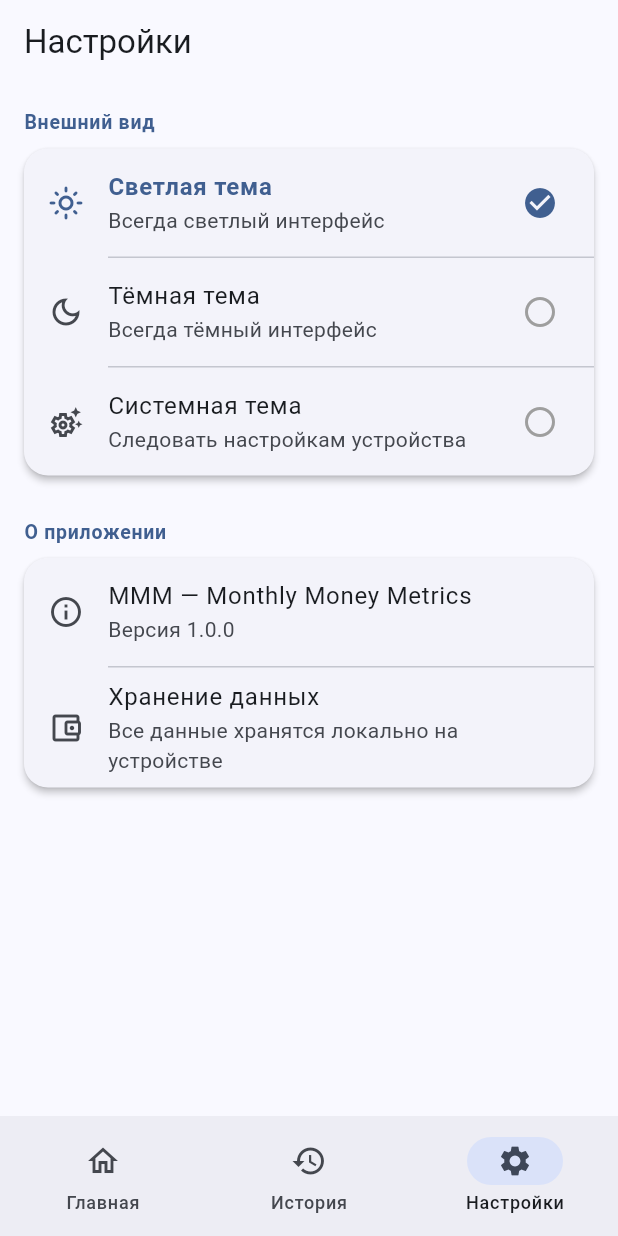
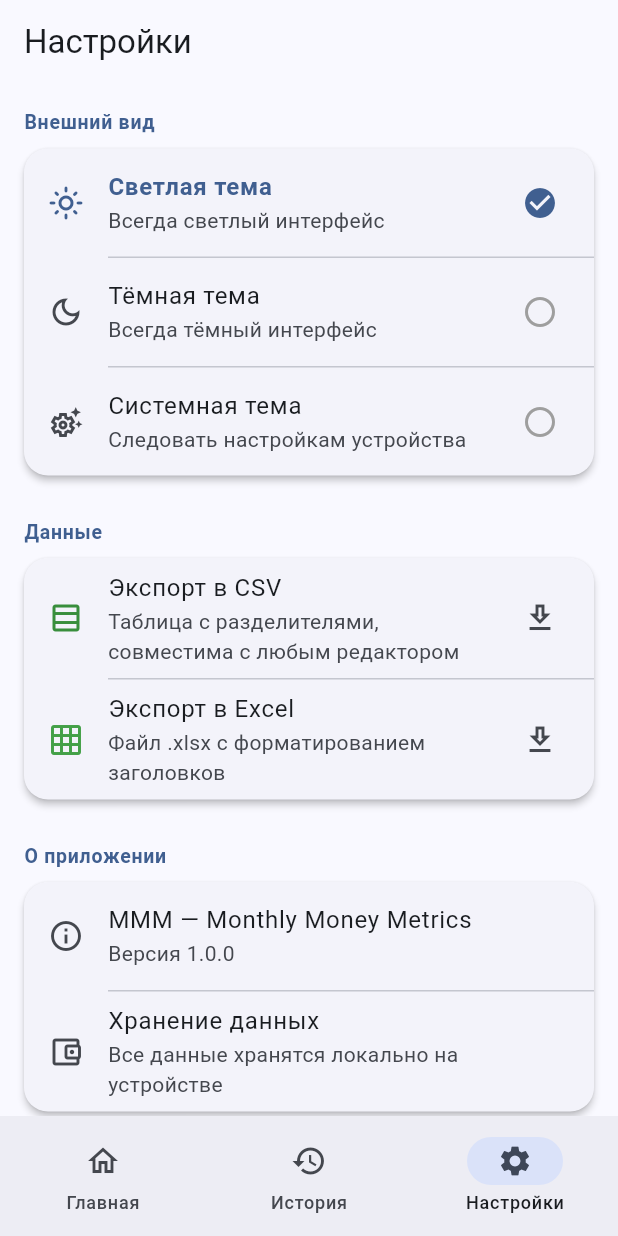
Before and after one commit to DanielE330/MMM, a Flutter app: the screen it shows after launch, item 3 of the bottom bar chosen, on a phone screen of 412 x 824 dp. Run offline on Flutter 3.47's test engine with Material 3 defaults, Android fonts, the phone set to English and light mode, and no system bars; our stand-ins replace csv, flutter_riverpod, sqflite, sqflite_common_ffi; missing offline and left inert: excel; accounts and stored records are empty.

```diff
--- a/lib/screens/settings_screen.dart
+++ b/lib/screens/settings_screen.dart
@@ -2,6 +2,7 @@ import 'package:flutter/material.dart';
 import 'package:flutter_riverpod/flutter_riverpod.dart';
 
 import 'package:my_finance/providers/app_provider.dart';
+import 'package:my_finance/services/export_service.dart';
 
 class SettingsScreen extends ConsumerWidget {
   const SettingsScreen({super.key});
@@ -9,25 +10,13 @@ class SettingsScreen extends ConsumerWidget {
   @override
   Widget build(BuildContext context, WidgetRef ref) {
     final themeMode = ref.watch(themeModeProvider);
-    final colorScheme = Theme.of(context).colorScheme;
 
     return Scaffold(
       appBar: AppBar(title: const Text('Настройки')),
       body: ListView(
         children: [
           const SizedBox(height: 8),
-          Padding(
-            padding: const EdgeInsets.fromLTRB(16, 8, 16, 4),
-            child: Text(
-              'Внешний вид',
-              style: TextStyle(
-                fontSize: 13,
-                fontWeight: FontWeight.w600,
-                color: colorScheme.primary,
-                letterSpacing: 0.5,
-              ),
-            ),
-          ),
+          _SectionLabel('Внешний вид'),
           Card(
             margin: const EdgeInsets.symmetric(horizontal: 16, vertical: 4),
             child: Column(
@@ -62,37 +51,110 @@ class SettingsScreen extends ConsumerWidget {
             ),
           ),
           const SizedBox(height: 16),
-          Padding(
-            padding: const EdgeInsets.fromLTRB(16, 8, 16, 4),
-            child: Text(
-              'О приложении',
-              style: TextStyle(
-                fontSize: 13,
-                fontWeight: FontWeight.w600,
-                color: colorScheme.primary,
-                letterSpacing: 0.5,
-              ),
-            ),
-          ),
+          _SectionLabel('Данные'),
           Card(
             margin: const EdgeInsets.symmetric(horizontal: 16, vertical: 4),
             child: Column(
               children: [
-                ListTile(
-                  leading: const Icon(Icons.info_outline),
-                  title: const Text('MMM — Monthly Money Metrics'),
-                  subtitle: const Text('Версия 1.0.0'),
+                _ExportTile(
+                  icon: Icons.table_rows_outlined,
+                  iconColor: Colors.green.shade700,
+                  label: 'Экспорт в CSV',
+                  description: 'Таблица с разделителями, совместима с любым редактором',
+                  onTap: () => _export(context, ref, ExportFormat.csv),
                 ),
                 const Divider(height: 1, indent: 56),
-                ListTile(
-                  leading: const Icon(Icons.account_balance_wallet_outlined),
-                  title: const Text('Хранение данных'),
-                  subtitle: const Text('Все данные хранятся локально на устройстве'),
+                _ExportTile(
+                  icon: Icons.grid_on_outlined,
+                  iconColor: Colors.green.shade600,
+                  label: 'Экспорт в Excel',
+                  description: 'Файл .xlsx с форматированием заголовков',
+                  onTap: () => _export(context, ref, ExportFormat.excel),
                 ),
               ],
             ),
           ),
+          const SizedBox(height: 16),
+          _SectionLabel('О приложении'),
+          Card(
+            margin: const EdgeInsets.symmetric(horizontal: 16, vertical: 4),
+            child: Column(
+              children: [
+                const ListTile(
+                  leading: Icon(Icons.info_outline),
+                  title: Text('MMM — Monthly Money Metrics'),
+                  subtitle: Text('Версия 1.0.0'),
+                ),
+                const Divider(height: 1, indent: 56),
+                const ListTile(
+                  leading: Icon(Icons.account_balance_wallet_outlined),
+                  title: Text('Хранение данных'),
+                  subtitle: Text('Все данные хранятся локально на устройстве'),
+                ),
+              ],
+            ),
+          ),
+          const SizedBox(height: 16),
         ],
+      ),
+    );
+  }
+
+  Future<void> _export(
+    BuildContext context,
+    WidgetRef ref,
+    ExportFormat format,
+  ) async {
+    final transactions = ref.read(transactionsProvider).valueOrNull;
+    if (transactions == null || transactions.isEmpty) {
+      ScaffoldMessenger.of(context).showSnackBar(
+        const SnackBar(content: Text('Нет данных для экспорта')),
+      );
+      return;
+    }
+
+    try {
+      final path = format == ExportFormat.csv
+          ? await ExportService.exportCsv(transactions)
+          : await ExportService.exportExcel(transactions);
+
+      if (context.mounted) {
+        ScaffoldMessenger.of(context).showSnackBar(
+          SnackBar(
+            content: Text('Файл сохранён:\n$path'),
+            duration: const Duration(seconds: 5),
+            action: SnackBarAction(label: 'OK', onPressed: () {}),
+          ),
+        );
+      }
+    } catch (e) {
+      if (context.mounted) {
+        ScaffoldMessenger.of(context).showSnackBar(
+          SnackBar(content: Text('Ошибка экспорта: $e')),
+        );
+      }
+    }
+  }
+}
+
+enum ExportFormat { csv, excel }
+
+class _SectionLabel extends StatelessWidget {
+  final String text;
+  const _SectionLabel(this.text);
+
+  @override
+  Widget build(BuildContext context) {
+    return Padding(
+      padding: const EdgeInsets.fromLTRB(16, 8, 16, 4),
+      child: Text(
+        text,
+        style: TextStyle(
+          fontSize: 13,
+          fontWeight: FontWeight.w600,
+          color: Theme.of(context).colorScheme.primary,
+          letterSpacing: 0.5,
+        ),
       ),
     );
   }
@@ -117,10 +179,7 @@ class _ThemeOption extends StatelessWidget {
   Widget build(BuildContext context) {
     final colorScheme = Theme.of(context).colorScheme;
     return ListTile(
-      leading: Icon(
-        icon,
-        color: selected ? colorScheme.primary : null,
-      ),
+      leading: Icon(icon, color: selected ? colorScheme.primary : null),
       title: Text(
         label,
         style: TextStyle(
@@ -136,3 +195,30 @@ class _ThemeOption extends StatelessWidget {
     );
   }
 }
+
+class _ExportTile extends StatelessWidget {
+  final IconData icon;
+  final Color iconColor;
+  final String label;
+  final String description;
+  final VoidCallback onTap;
+
+  const _ExportTile({
+    required this.icon,
+    required this.iconColor,
+    required this.label,
+    required this.description,
+    required this.onTap,
+  });
+
+  @override
+  Widget build(BuildContext context) {
+    return ListTile(
+      leading: Icon(icon, color: iconColor),
+      title: Text(label),
+      subtitle: Text(description),
+      trailing: const Icon(Icons.download_outlined),
+      onTap: onTap,
+    );
+  }
+}
--- /dev/null
+++ b/lib/services/export_service.dart
@@ -0,0 +1,94 @@
+import 'dart:convert';
+import 'dart:io';
+
+import 'package:csv/csv.dart';
+import 'package:excel/excel.dart';
+import 'package:intl/intl.dart';
+import 'package:path_provider/path_provider.dart';
+
+import 'package:my_finance/models/transaction.dart';
+
+class ExportService {
+  static final _dateFormat = DateFormat('dd.MM.yyyy');
+  static final _stampFormat = DateFormat('yyyy-MM-dd_HH-mm-ss');
+
+  static const _headers = ['Тип', 'Сумма', 'Категория', 'Дата', 'Комментарий'];
+
+  static List<List<dynamic>> _rows(List<Transaction> transactions) => [
+        _headers,
+        ...transactions.map(
+          (t) => [
+            t.type == TransactionType.income ? 'Доход' : 'Расход',
+            t.amount,
+            t.category,
+            _dateFormat.format(t.date),
+            t.comment ?? '',
+          ],
+        ),
+      ];
+
+  static Future<String> exportCsv(List<Transaction> transactions) async {
+    final csv = const ListToCsvConverter().convert(_rows(transactions));
+    // UTF-8 BOM so Excel opens Russian text correctly
+    final bytes = [0xEF, 0xBB, 0xBF, ...utf8.encode(csv)];
+    final file = await _save(
+      'mmm_${_stampFormat.format(DateTime.now())}.csv',
+      bytes,
+    );
+    return file.path;
+  }
+
+  static Future<String> exportExcel(List<Transaction> transactions) async {
+    final wb = Excel.createExcel();
+    final sheet = wb['Транзакции'];
+    wb.delete('Sheet1');
+
+    final rows = _rows(transactions);
+    for (var r = 0; r < rows.length; r++) {
+      for (var c = 0; c < rows[r].length; c++) {
+        final cell = sheet.cell(
+          CellIndex.indexByColumnRow(columnIndex: c, rowIndex: r),
+        );
+        final v = rows[r][c];
+        if (v is double) {
+          cell.value = DoubleCellValue(v);
+        } else {
+          cell.value = TextCellValue(v.toString());
+        }
+        // Bold header row
+        if (r == 0) {
+          cell.cellStyle = CellStyle(bold: true);
+        }
+      }
+    }
+
+    final bytes = wb.encode();
+    if (bytes == null) throw Exception('Не удалось создать Excel файл');
+    final file = await _save(
+      'mmm_${_stampFormat.format(DateTime.now())}.xlsx',
+      bytes,
+    );
+    return file.path;
+  }
+
+  static Future<File> _save(String name, List<int> bytes) async {
+    final dir = await _exportDir();
+    final file = File('${dir.path}/$name');
+    await file.writeAsBytes(bytes);
+    return file;
+  }
+
+  static Future<Directory> _exportDir() async {
+    // Desktop: ~/Downloads
+    if (Platform.isLinux || Platform.isWindows || Platform.isMacOS) {
+      final home = Platform.environment['HOME'] ??
+          Platform.environment['USERPROFILE'] ??
+          '';
+      if (home.isNotEmpty) {
+        final downloads = Directory('$home/Downloads');
+        if (await downloads.exists()) return downloads;
+      }
+    }
+    return getApplicationDocumentsDirectory();
+  }
+}
--- a/pubspec.yaml
+++ b/pubspec.yaml
@@ -39,6 +39,9 @@ dependencies:
   sqflite_common_ffi: ^2.3.4
   path: ^1.9.0
   intl: ^0.20.2
+  csv: ^6.0.0
+  excel: ^4.0.6
+  path_provider: ^2.1.4
 
 dev_dependencies:
   flutter_test:
```
Also changed, not shown: pubspec.lock, 2 other files.
